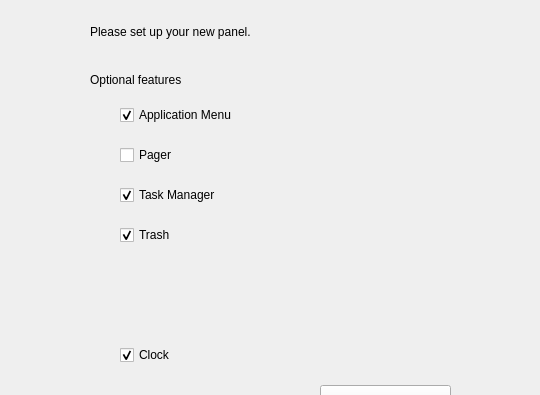
Qt form src/view/add_panel_dialog.ui (liudng/crystal-dock) before a commit; both pictures show x 0 to 540 and y 0 to 395 of the 540 by 610 pixel window.
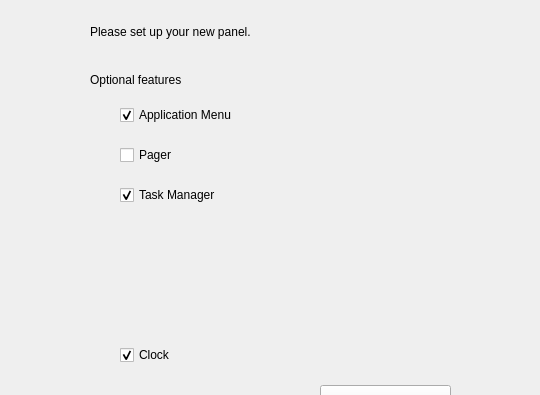
The same form after that commit.

Commit message: 1.移除支持trash。

Patch:
```diff
--- a/src/view/add_panel_dialog.ui
+++ b/src/view/add_panel_dialog.ui
@@ -234,22 +234,6 @@
     </property>
    </item>
   </widget>
-  <widget class="QCheckBox" name="showTrash">
-   <property name="geometry">
-    <rect>
-     <x>120</x>
-     <y>220</y>
-     <width>300</width>
-     <height>30</height>
-    </rect>
-   </property>
-   <property name="text">
-    <string>Trash</string>
-   </property>
-   <property name="checked">
-    <bool>true</bool>
-   </property>
-  </widget>
  </widget>
  <resources/>
  <connections>
```
The commit also changes 8 other files.
